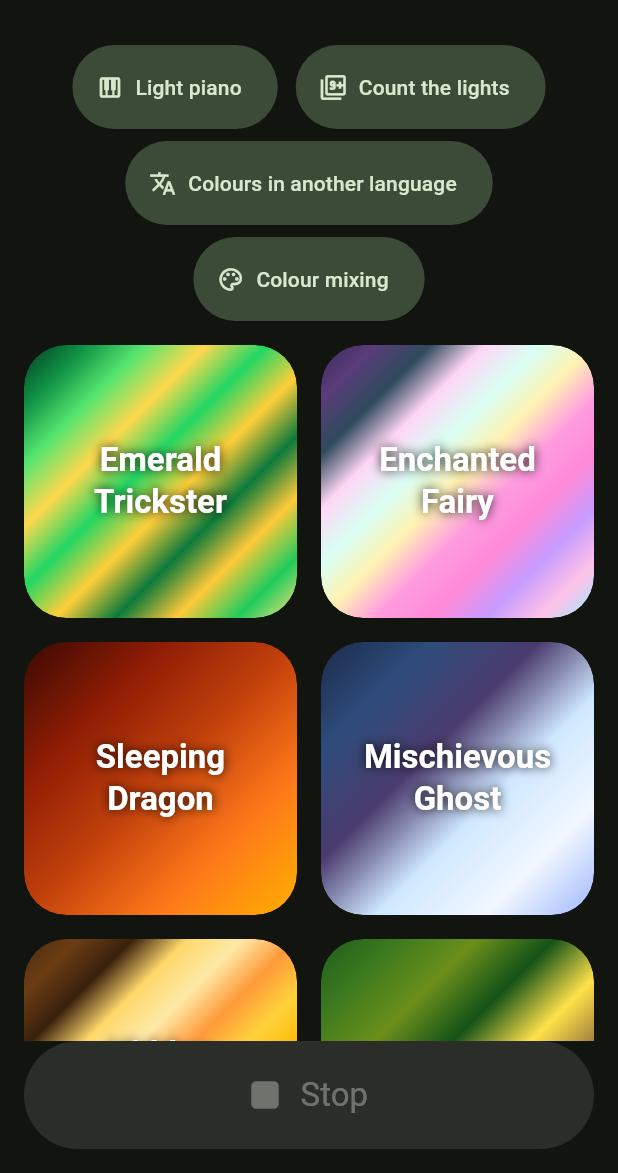
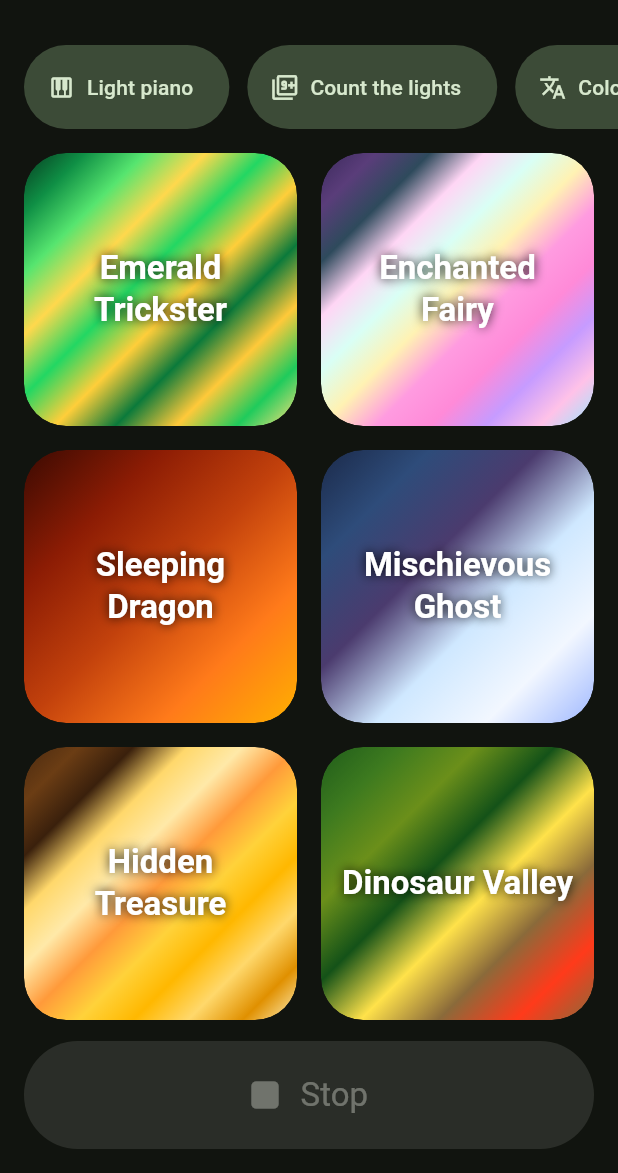
Before and after one commit to fz1101hub/Lumifx, a Flutter app: the KidsSetupScreen screen opened directly, after a tap on "Start kids mode", on a phone screen of 412 x 824 dp, the part 63-1236 px from its top. Run offline on Flutter 3.47's test engine with Material 3 defaults, Android fonts, the phone set to English and light mode, and no system bars; our stand-ins replace audioplayers, camera, flutter_secure_storage, flutter_tts, image_picker, qr_flutter and 2 more; missing offline and left inert: nsd, pointycastle, quick_actions, record; accounts and stored records are empty; generated files the repository leaves out were written again.

Commit message:
feat: kids mode can also offer light memory and calm breathing
The games now sit in one row that scrolls sideways, so the effects keep
the screen.

Co-Authored-By: Claude Opus 5.5 <noreply@anthropic.com>
Claude-Session: https://claude.ai/code/session_01Szg8pjb3m6ZX5QZMLK69pw

```diff
--- a/lib/src/features/kids/kids_mode.dart
+++ b/lib/src/features/kids/kids_mode.dart
@@ -6,10 +6,12 @@ import 'package:flutter/services.dart';
 
 import '../../app_scope.dart';
 import '../../core/effects/effect.dart';
+import '../calm/breathing_screen.dart';
 import '../common/app_text.dart';
 import '../common/layout.dart';
 import '../effects/effect_palette.dart';
 import '../effects/playback_controller.dart';
+import '../fun/simon_screen.dart';
 import '../library/effect_library.dart';
 import '../learn/colour_mixing_screen.dart';
 import '../learn/colour_words_screen.dart';
@@ -23,7 +25,9 @@ enum KidsActivity {
   piano(Icons.piano_outlined),
   counting(Icons.filter_9_plus_outlined),
   colours(Icons.translate),
-  mixing(Icons.palette_outlined);
+  mixing(Icons.palette_outlined),
+  simon(Icons.psychology_outlined),
+  breathing(Icons.spa_outlined);
 
   const KidsActivity(this.icon);
 
@@ -34,6 +38,8 @@ enum KidsActivity {
         counting => l10n.countLights,
         colours => l10n.colourWords,
         mixing => l10n.colourMixing,
+        simon => l10n.gameSimon,
+        breathing => l10n.breathe,
       };
 
   Widget screen() => switch (this) {
@@ -41,6 +47,8 @@ enum KidsActivity {
         counting => const CountingScreen(),
         colours => const ColourWordsScreen(),
         mixing => const ColourMixingScreen(),
+        simon => const SimonScreen(),
+        breathing => const BreathingScreen(),
       };
 
   /// The games a grown-up kept (all of them until one chooses).
@@ -246,27 +254,30 @@ class KidsModeScreen extends StatelessWidget {
             return Column(
               children: [
                 if (activities.isNotEmpty)
-                  Padding(
-                    padding: const EdgeInsets.fromLTRB(16, 16, 16, 0),
-                    child: Wrap(
-                      spacing: 12,
-                      runSpacing: 8,
-                      alignment: WrapAlignment.center,
+                  // One row that scrolls sideways, so the effects keep
+                  // the screen.
+                  SingleChildScrollView(
+                    scrollDirection: Axis.horizontal,
+                    padding: const EdgeInsets.fromLTRB(16, 16, 4, 0),
+                    child: Row(
                       children: [
                         for (final activity in activities)
-                          FilledButton.tonalIcon(
+                          Padding(
+                            padding: const EdgeInsets.only(right: 12),
+                            child: FilledButton.tonalIcon(
                               style: FilledButton.styleFrom(
                                   minimumSize: const Size(0, 56)),
                               onPressed: () => Navigator.of(context).push(
                                 MaterialPageRoute<void>(
                                   settings: RouteSettings(
-                                    name:
-                                        '$kidsModeRouteName/${activity.name}'),
+                                      name: '$kidsModeRouteName/'
+                                          '${activity.name}'),
                                   builder: (_) => activity.screen(),
                                 ),
                               ),
                               icon: Icon(activity.icon),
                               label: Text(activity.title(l10n)),
+                            ),
                           ),
                       ],
                     ),
```
Also changed, not shown: 1 other file. Lines whose indentation alone changed are shown as unchanged.
